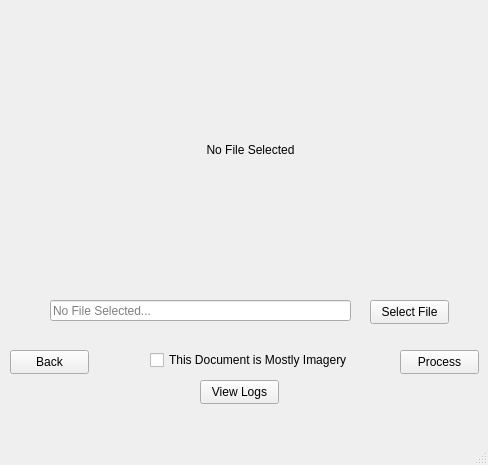
Above: selection.ui from Rolannnnnn/accreditsystem before the change. Below: the same form after it.
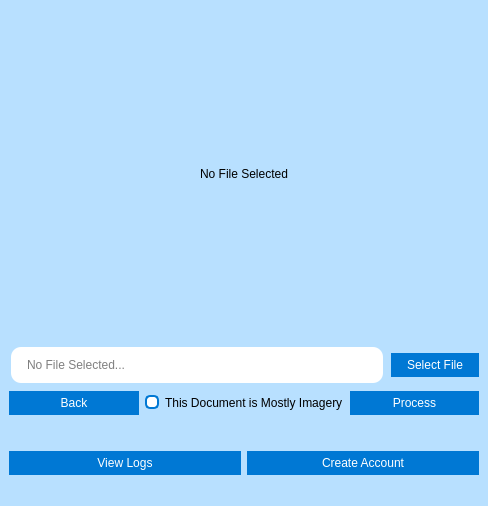
That is the form after the change.

Commit message: Front end, account system, fixed logs

Patch:
```diff
--- a/selection.ui
+++ b/selection.ui
@@ -7,76 +7,87 @@
     <x>0</x>
     <y>0</y>
     <width>488</width>
-    <height>465</height>
+    <height>506</height>
    </rect>
   </property>
   <property name="windowTitle">
    <string>Selection</string>
   </property>
+  <property name="styleSheet">
+   <string notr="true">QMainWindow {
+	background-color: #B8E0FF;
+}
+
+QWidget {
+	background-color: #B8E0FF;
+}
+
+QPushButton {
+    border-radius: 0px;
+    border: 2px solid #0078d4;
+    background-color: #0078d4;
+    color: #ffffff;
+    padding: 3px 14px;
+}
+
+QPushButton:hover {
+    background-color: #ffffff;
+	color: #0078d4;
+}
+
+QPushButton:pressed {
+    background-color: #ffffff;
+	color: #ffffff;
+}
+
+QLineEdit {
+	border-radius: 10px;
+	padding: 10px 14px;
+	margin: 2px;
+	background-color: #ffffff;
+}
+
+QCheckBox::indicator {
+	border-radius: 5px;
+}
+
+QCheckBox::indicator:unchecked {
+    background-color: #ffffff;
+    border: 2px solid #0078d4;
+}
+
+QCheckBox::indicator:checked {
+    background-color: #0078d4;
+    border: 2px solid #0078d4;
+}
+
+</string>
+  </property>
   <widget class="QWidget" name="centralwidget">
-   <widget class="QPushButton" name="chooseBttn">
-    <property name="geometry">
-     <rect>
-      <x>370</x>
-      <y>300</y>
-      <width>79</width>
-      <height>24</height>
-     </rect>
-    </property>
-    <property name="text">
-     <string>Select File</string>
-    </property>
-   </widget>
-   <widget class="QPushButton" name="backBttn">
-    <property name="geometry">
-     <rect>
-      <x>10</x>
-      <y>350</y>
-      <width>79</width>
-      <height>24</height>
-     </rect>
-    </property>
-    <property name="cursor">
-     <cursorShape>ArrowCursor</cursorShape>
-    </property>
-    <property name="text">
-     <string>Back</string>
-    </property>
-   </widget>
-   <widget class="QPushButton" name="processBttn">
-    <property name="geometry">
-     <rect>
-      <x>400</x>
-      <y>350</y>
-      <width>79</width>
-      <height>24</height>
-     </rect>
-    </property>
-    <property name="text">
-     <string>Process</string>
-    </property>
-   </widget>
+   <layout class="QVBoxLayout" name="verticalLayout">
+    <item>
+     <layout class="QGridLayout" name="gridLayout">
+      <item row="1" column="0">
    <widget class="QLineEdit" name="pathEdit">
-    <property name="geometry">
-     <rect>
-      <x>50</x>
-      <y>300</y>
-      <width>301</width>
-      <height>21</height>
-     </rect>
-    </property>
     <property name="placeholderText">
      <string>No File Selected...</string>
     </property>
    </widget>
+      </item>
+      <item row="1" column="1">
+       <widget class="QPushButton" name="chooseBttn">
+        <property name="text">
+         <string>Select File</string>
+        </property>
+       </widget>
+      </item>
+      <item row="0" column="0" colspan="2">
    <widget class="QLabel" name="imageframe">
-    <property name="geometry">
-     <rect>
-      <x>80</x>
-      <y>29</y>
-      <width>341</width>
-      <height>241</height>
-     </rect>
+        <property name="minimumSize">
+         <size>
+          <width>0</width>
+          <height>280</height>
+         </size>
     </property>
     <property name="frameShadow">
      <enum>QFrame::Shadow::Raised</enum>
@@ -88,32 +99,72 @@
      <set>Qt::AlignmentFlag::AlignCenter</set>
     </property>
    </widget>
+      </item>
+     </layout>
+    </item>
+    <item>
+     <layout class="QHBoxLayout" name="horizontalLayout">
+      <item>
+       <widget class="QPushButton" name="backBttn">
+        <property name="cursor">
+         <cursorShape>ArrowCursor</cursorShape>
+        </property>
+        <property name="text">
+         <string>Back</string>
+        </property>
+       </widget>
+      </item>
+      <item>
    <widget class="QCheckBox" name="isImageCB">
-    <property name="geometry">
-     <rect>
-      <x>150</x>
-      <y>350</y>
-      <width>201</width>
-      <height>20</height>
-     </rect>
-    </property>
     <property name="text">
      <string>This Document is Mostly Imagery</string>
     </property>
    </widget>
+      </item>
+      <item>
+       <widget class="QPushButton" name="processBttn">
+        <property name="text">
+         <string>Process</string>
+        </property>
+       </widget>
+      </item>
+     </layout>
+    </item>
+    <item>
+     <spacer name="verticalSpacer">
+      <property name="orientation">
+       <enum>Qt::Orientation::Vertical</enum>
+      </property>
+      <property name="sizeType">
+       <enum>QSizePolicy::Policy::Fixed</enum>
+      </property>
+      <property name="sizeHint" stdset="0">
+       <size>
+        <width>20</width>
+        <height>30</height>
+       </size>
+      </property>
+     </spacer>
+    </item>
+    <item>
+     <layout class="QHBoxLayout" name="horizontalLayout_4">
+      <item>
    <widget class="QPushButton" name="logsBttn">
-    <property name="geometry">
-     <rect>
-      <x>200</x>
-      <y>380</y>
-      <width>79</width>
-      <height>24</height>
-     </rect>
-    </property>
     <property name="text">
      <string>View Logs</string>
     </property>
    </widget>
+      </item>
+      <item>
+       <widget class="QPushButton" name="createBttn">
+        <property name="text">
+         <string>Create Account</string>
+        </property>
+       </widget>
+      </item>
+     </layout>
+    </item>
+   </layout>
   </widget>
   <widget class="QMenuBar" name="menubar">
    <property name="geometry">
```
Left out of the diff: 8 changed lines with no effect on the pictures. Lines whose indentation alone changed are shown as unchanged. The commit also changes 160 other files.
